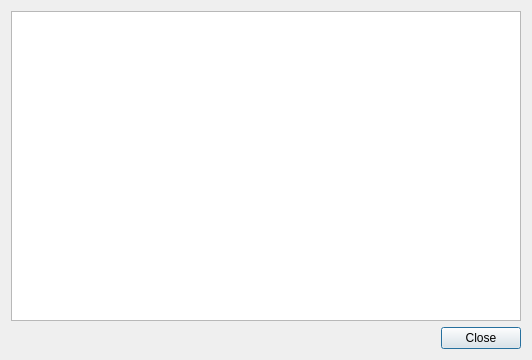
Before: the Qt Designer form Source/UpdateCheckResultsDialog.ui in GPUOpen-Tools/update_check_api, drawn with Qt 5.
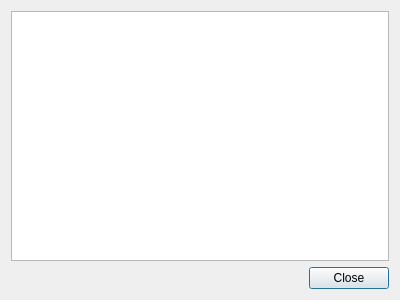
After: the same form once the commit is applied.

```diff
--- a/Source/UpdateCheckResultsDialog.ui
+++ b/Source/UpdateCheckResultsDialog.ui
@@ -6,8 +6,8 @@
    <rect>
     <x>0</x>
     <y>0</y>
-    <width>532</width>
-    <height>360</height>
+    <width>400</width>
+    <height>300</height>
    </rect>
   </property>
   <property name="windowTitle">
```
